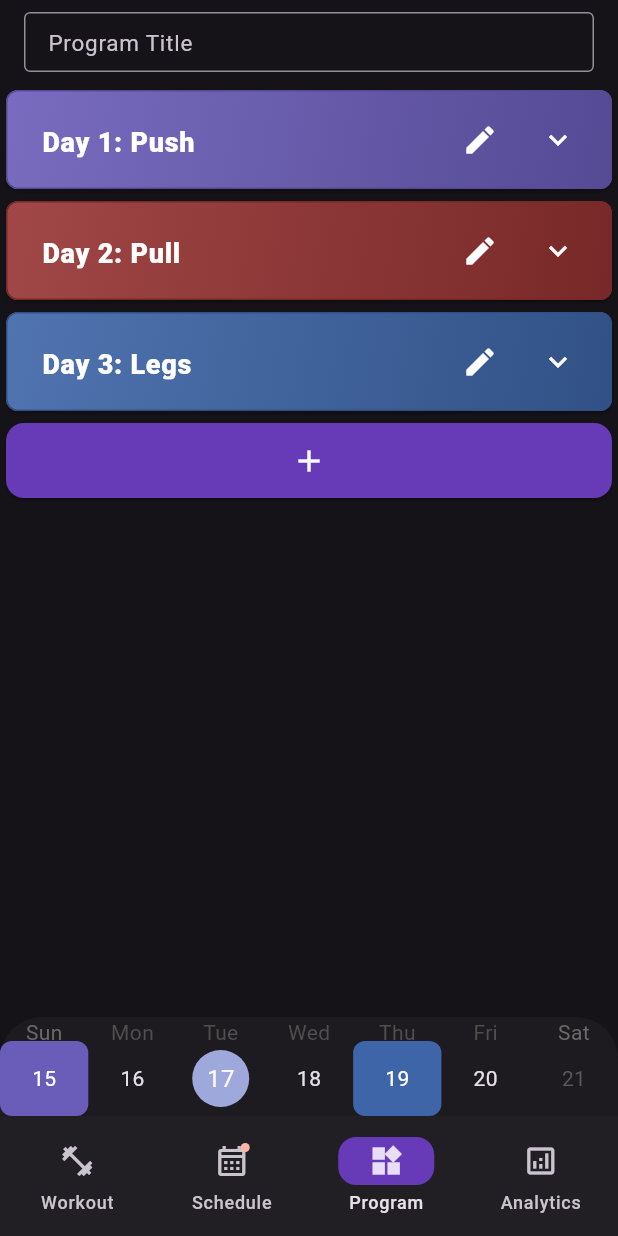
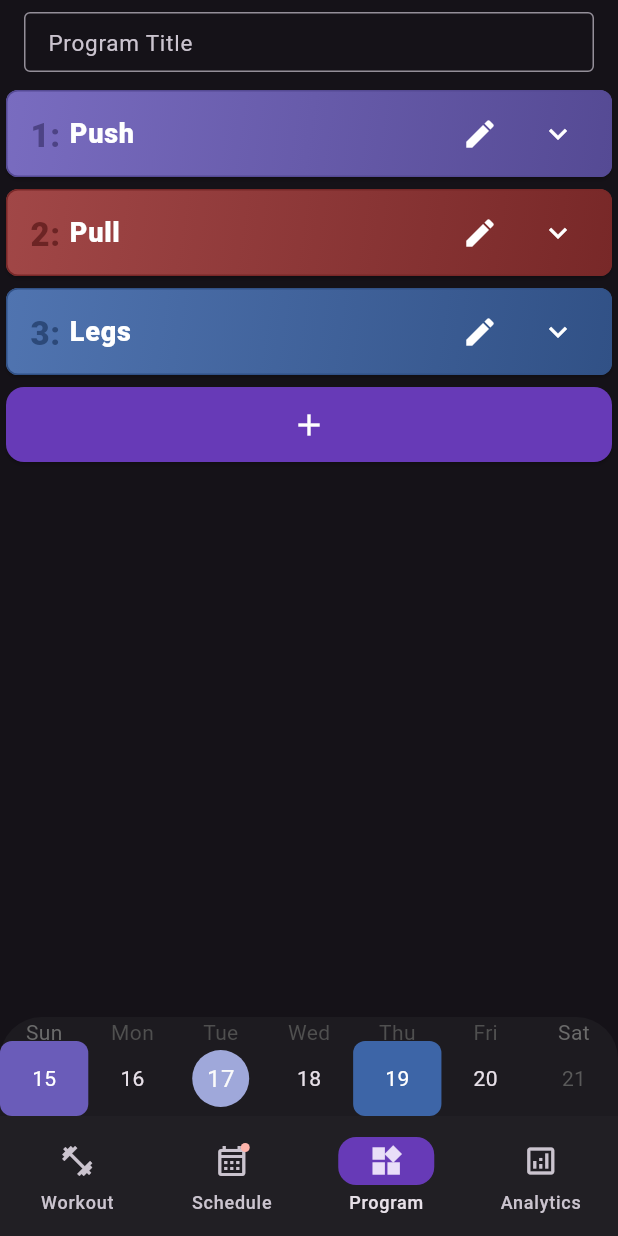
Before and after one commit to coleWesterveld/Flutter-Gym-App, a Flutter app: the screen it shows after launch, item 3 of the bottom bar chosen, on a phone screen of 412 x 824 dp. Run offline on Flutter 3.47's test engine with Material 3 defaults, Android fonts, the phone set to English and light mode, and no system bars; drawn by our look-alikes of table_calendar; our stand-ins replace shared_preferences.

Commit message:
minor appearance changes

```diff
--- a/lib/program_page.dart
+++ b/lib/program_page.dart
@@ -207,7 +207,6 @@ class _MyListState extends State<ProgramPage> {
                 if (newIndex > oldIndex) {
                   newIndex -= 1;
                 }
-
                 //managing these lists shoudl probably be put into a function or smthn this is kinda ugly
                 //but hey it works ig
                 SplitDayData x = Provider.of<Profile>(context, listen: false).split[oldIndex];
@@ -219,17 +218,6 @@ class _MyListState extends State<ProgramPage> {
                 context.read<Profile>().excercisePopList(index: oldIndex);
                 //excercises.removeAt(oldIndex);
                 context.read<Profile>().excerciseInsertList(index: newIndex, data: y);
-                //excercises.insert(newIndex, y);
-
-                //TextEditingController z = splitDaysTEC[oldIndex];
-                //splitDaysTEC.removeAt(oldIndex);
-                //splitDaysTEC.insert(newIndex, z);
-
-                //List<TextEditingController> a = excercisesTEC[oldIndex];
-                //excercisesTEC.removeAt(oldIndex);
-                //excercisesTEC.insert(newIndex, a);
-
-                //Navigator.of(context).push(MaterialPageRoute(builder: (context)=> SchedulePage(program: widget.split)));
 
               });
               widget.writePrefs();
@@ -341,26 +329,41 @@ class _MyListState extends State<ProgramPage> {
                         title:
                         // row has day title, confirm update button, delete button
                         // and excercise dropdown button
-                          Row(
+                          SizedBox(
+                            height: 40,
+                            child: Row(
                               //verticalDirection: VerticalDirection,
                               children: [
                                 Expanded(
 
                                     child: SizedBox(
-                                    height: 40,
+                                      height: 30,
                                       width: 100,
                                       child:
 
                                       Padding(
-                                      padding: const EdgeInsets.all(8.0),
-                                      child: Text("Day " + (index + 1).toString() + ": " +
+                                        padding: const EdgeInsets.all(0.0),
+                                        child: Row(
+                                          children: [
+                                            Text(
+
+                                              (index + 1).toString() + ": ",
+                                              style: TextStyle(
+                                                color: darken(darken(context.watch<Profile>().split[index].dayColor, 20)),
+                                                fontSize: 22,
+                                                fontWeight: FontWeight.w900,
+
+                                              ),
+                                            ),
+                                            Text(
                                               context.watch<Profile>().split[index].data,
-
                                               style: TextStyle(
                                                 color: Color.fromARGB(255, 255, 255, 255),
                                                 fontSize: 18,
                                                 fontWeight: FontWeight.w800,
                                               ),
+                                            ),
+                                          ],
                                         ),
                                       ),
                                     ),
@@ -402,6 +405,7 @@ class _MyListState extends State<ProgramPage> {
 
                                 //),
                               ],
+                            ),
                           ),
 
                         // excercises for each day
```
Also changed, not shown: 1 other file. Lines whose indentation alone changed are shown as unchanged.
